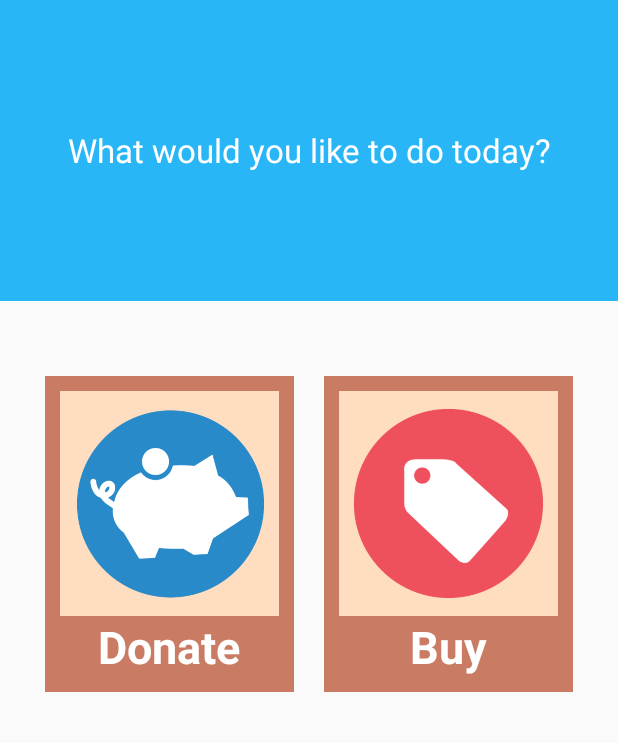
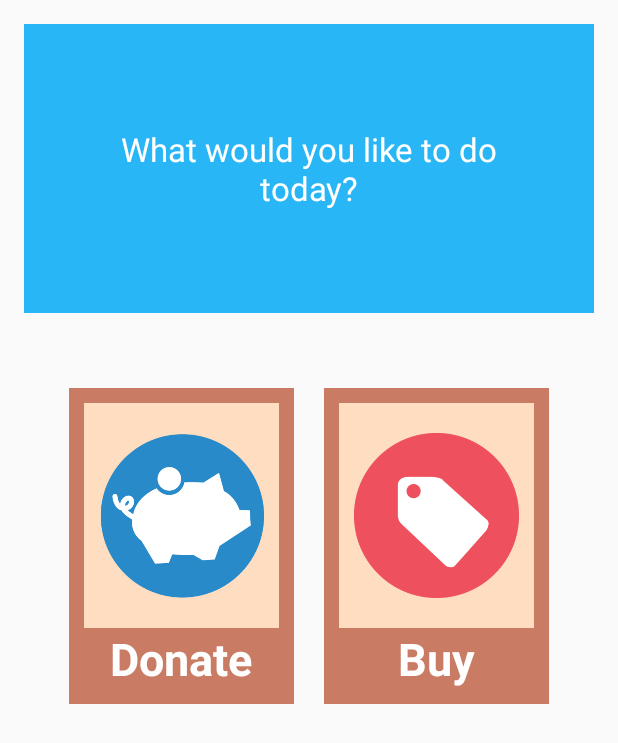
Before and after one commit to juanrubioutah/FBLA_APP_FINAL, an Android app: the screen it shows after launch (MainMenuActivity), on a phone screen of 412 x 824 dp. Shown: the top 743 px of the screen. Run offline under Robolectric (Android 15) with nearby library versions, the phone set to English and light mode, and no system bars.

Commit message:
padding galore
material desire demanded specific padding

```diff
--- a/FBLA_APP_FINAL/app/src/main/res/layout/activity_comment.xml
+++ b/FBLA_APP_FINAL/app/src/main/res/layout/activity_comment.xml
@@ -10,7 +10,10 @@
         android:layout_width="match_parent"
         android:layout_height="match_parent"
         android:orientation="vertical"
-        android:padding="20dp">
+        android:paddingBottom="@dimen/activity_vertical_margin"
+        android:paddingLeft="@dimen/activity_horizontal_margin"
+        android:paddingRight="@dimen/activity_horizontal_margin"
+        android:paddingTop="@dimen/activity_vertical_margin">
 
         <TextView
             android:layout_width="match_parent"
--- a/FBLA_APP_FINAL/app/src/main/res/layout/activity_confirm_donation.xml
+++ b/FBLA_APP_FINAL/app/src/main/res/layout/activity_confirm_donation.xml
@@ -11,7 +11,11 @@
         android:layout_height="match_parent"
         android:orientation="vertical"
         android:gravity="center_horizontal"
-        android:background="#ffffff">
+        android:background="#ffffff"
+        android:paddingBottom="@dimen/activity_vertical_margin"
+        android:paddingLeft="@dimen/activity_horizontal_margin"
+        android:paddingRight="@dimen/activity_horizontal_margin"
+        android:paddingTop="@dimen/activity_vertical_margin">
 
 
         <TextView
--- a/FBLA_APP_FINAL/app/src/main/res/layout/activity_item_information.xml
+++ b/FBLA_APP_FINAL/app/src/main/res/layout/activity_item_information.xml
@@ -14,7 +14,10 @@
         android:layout_height="match_parent"
         android:orientation="vertical"
         android:id="@+id/itemInformationLayout"
-        android:padding="20dp"
+        android:paddingBottom="@dimen/activity_vertical_margin"
+        android:paddingLeft="@dimen/activity_horizontal_margin"
+        android:paddingRight="@dimen/activity_horizontal_margin"
+        android:paddingTop="@dimen/activity_vertical_margin"
         android:background="@color/colorBackGround">
 
         <TextView
--- a/FBLA_APP_FINAL/app/src/main/res/layout/activity_main_menu.xml
+++ b/FBLA_APP_FINAL/app/src/main/res/layout/activity_main_menu.xml
@@ -10,8 +10,11 @@
         android:layout_width="match_parent"
         android:layout_height="match_parent"
         android:orientation="vertical"
-        android:background="@color/colorBackGround"
-        >
+        android:paddingBottom="@dimen/activity_vertical_margin"
+        android:paddingLeft="@dimen/activity_horizontal_margin"
+        android:paddingRight="@dimen/activity_horizontal_margin"
+        android:paddingTop="@dimen/activity_vertical_margin"
+        android:background="@color/colorBackGround">
 
         <TextView
             android:id="@+id/textView5"
@@ -23,7 +26,7 @@
             android:background="@color/colorPrimary"
             android:text="What would you like to do today?"
             android:gravity="center"
-            android:padding="40dp"/>
+            android:padding="30dp"/>
 
         <LinearLayout
             android:layout_width="match_parent"
--- a/FBLA_APP_FINAL/app/src/main/res/layout/nav_header_featured_items.xml
+++ b/FBLA_APP_FINAL/app/src/main/res/layout/nav_header_featured_items.xml
@@ -16,7 +16,7 @@
         android:id="@+id/imageView"
         android:layout_width="100dp"
         android:layout_height="100dp"
-        android:paddingTop="10dp"
+        android:paddingTop="15dp"
         app:srcCompat="@drawable/shop" />
 
     <TextView
```
